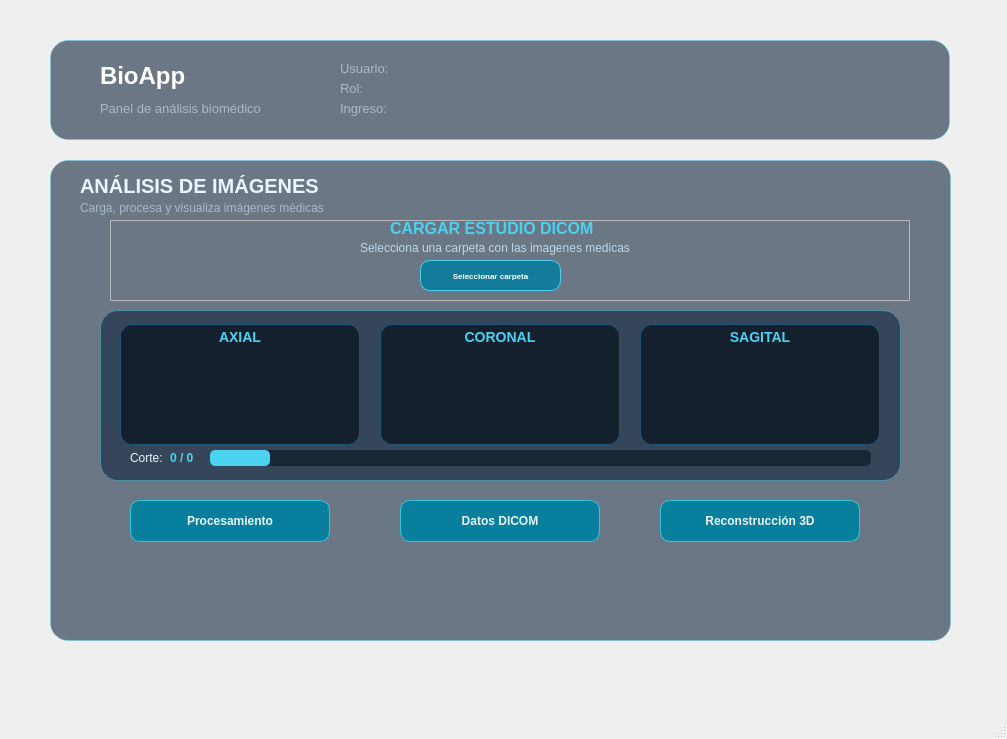
Above: Vista/menurol.ui from EvelynDA2303/BioApp_ before the change. Below: the same form after it.
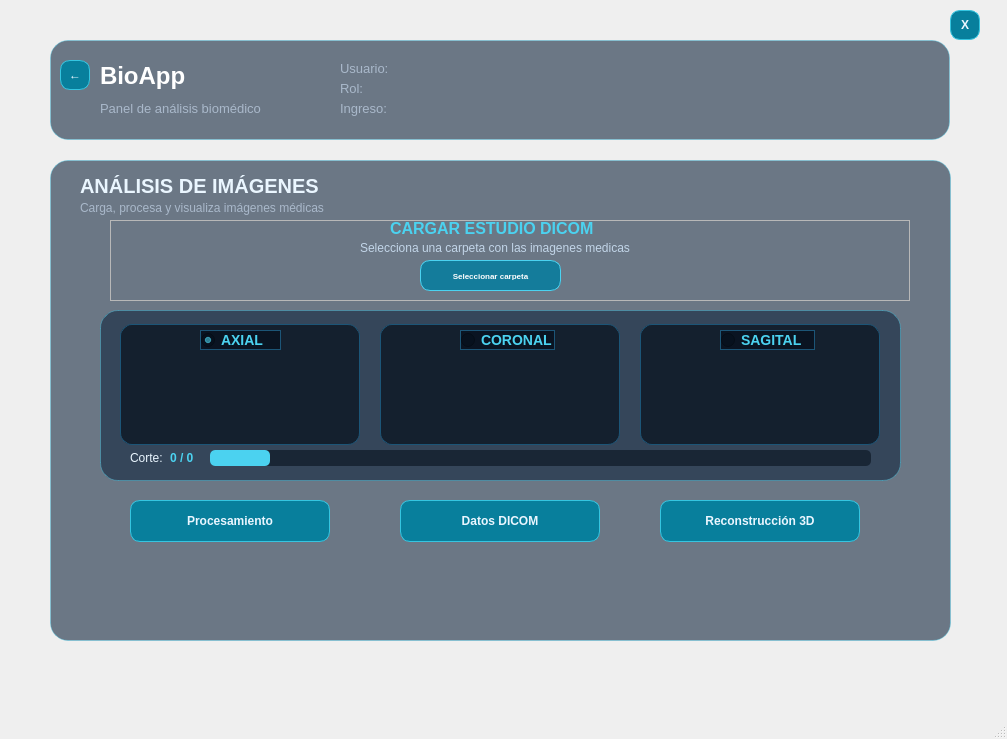
That is the form after the change. Icons and pictures are not drawn.

Diff of the .ui file:
```diff
--- a/Vista/menurol.ui
+++ b/Vista/menurol.ui
@@ -132,6 +132,41 @@
       <string>Ingreso:</string>
      </property>
     </widget>
+    <widget class="QPushButton" name="btnVolver">
+     <property name="geometry">
+      <rect>
+       <x>10</x>
+       <y>20</y>
+       <width>30</width>
+       <height>30</height>
+      </rect>
+     </property>
+     <property name="styleSheet">
+      <string notr="true">
+QPushButton {
+    background-color: #087F9C;
+    color: #EAF6FF;
+    border: 1px solid #36C5E0;
+    border-radius: 10px;
+    font-size: 12px;
+    font-weight: bold;
+    padding: 6px;
+}
+
+QPushButton:hover {
+    background-color: #119DBB;
+    border: 1px solid #70E4F5;
+}
+
+QPushButton:pressed {
+    background-color: #075D75;
+}
+</string>
+     </property>
+     <property name="text">
+      <string>←</string>
+     </property>
+    </widget>
    </widget>
    <widget class="QStackedWidget" name="menuStackedWidget">
     <property name="geometry">
@@ -333,7 +368,7 @@
 }</string>
        </property>
        <property name="text">
-        <string>AXIAL</string>
+        <string/>
        </property>
        <property name="alignment">
         <set>Qt::AlignHCenter|Qt::AlignTop</set>
@@ -359,7 +394,7 @@
 }</string>
        </property>
        <property name="text">
-        <string>CORONAL</string>
+        <string/>
        </property>
        <property name="alignment">
         <set>Qt::AlignHCenter|Qt::AlignTop</set>
@@ -385,7 +420,7 @@
 }</string>
        </property>
        <property name="text">
-        <string>SAGITAL</string>
+        <string/>
        </property>
        <property name="alignment">
         <set>Qt::AlignHCenter|Qt::AlignTop</set>
@@ -470,6 +505,78 @@
         <enum>Qt::Horizontal</enum>
        </property>
       </widget>
+      <widget class="QRadioButton" name="btnAxial">
+       <property name="geometry">
+        <rect>
+         <x>100</x>
+         <y>20</y>
+         <width>81</width>
+         <height>20</height>
+        </rect>
+       </property>
+       <property name="styleSheet">
+        <string notr="true">QRadioButton {
+    background-color: rgba(5, 15, 28, 180);
+    color: #4BD2F0;
+    border: 1px solid #1C5577;
+    border-radius: 12px;
+    font-size: 14px;
+    font-weight: bold;
+}</string>
+       </property>
+       <property name="text">
+        <string>AXIAL</string>
+       </property>
+       <property name="checked">
+        <bool>true</bool>
+       </property>
+      </widget>
+      <widget class="QRadioButton" name="btnCoronal">
+       <property name="geometry">
+        <rect>
+         <x>360</x>
+         <y>20</y>
+         <width>95</width>
+         <height>20</height>
+        </rect>
+       </property>
+       <property name="styleSheet">
+        <string notr="true">QRadioButton {
+    background-color: rgba(5, 15, 28, 180);
+    color: #4BD2F0;
+    border: 1px solid #1C5577;
+    border-radius: 12px;
+    font-size: 14px;
+    font-weight: bold;
+}</string>
+       </property>
+       <property name="text">
+        <string>CORONAL</string>
+       </property>
+      </widget>
+      <widget class="QRadioButton" name="btnSagital">
+       <property name="geometry">
+        <rect>
+         <x>620</x>
+         <y>20</y>
+         <width>95</width>
+         <height>20</height>
+        </rect>
+       </property>
+       <property name="styleSheet">
+        <string notr="true">QRadioButton {
+    background-color: rgba(5, 15, 28, 180);
+    color: #4BD2F0;
+    border: 1px solid #1C5577;
+    border-radius: 12px;
+    font-size: 14px;
+    font-weight: bold;
+}</string>
+       </property>
+       <property name="text">
+        <string>SAGITAL</string>
+       </property>
+      </widget>
      </widget>
      <widget class="QPushButton" name="btnProcesamiento">
       <property name="geometry">
@@ -1218,6 +1325,41 @@
      </widget>
     </widget>
    </widget>
+   <widget class="QPushButton" name="btnCerrar">
+    <property name="geometry">
+     <rect>
+      <x>950</x>
+      <y>10</y>
+      <width>30</width>
+      <height>30</height>
+     </rect>
+    </property>
+    <property name="styleSheet">
+     <string notr="true">
+QPushButton {
+    background-color: #087F9C;
+    color: #EAF6FF;
+    border: 1px solid #36C5E0;
+    border-radius: 10px;
+    font-size: 12px;
+    font-weight: bold;
+    padding: 6px;
+}
+
+QPushButton:hover {
+    background-color: #119DBB;
+    border: 1px solid #70E4F5;
+}
+
+QPushButton:pressed {
+    background-color: #075D75;
+}
+</string>
+    </property>
+    <property name="text">
+     <string>X</string>
+    </property>
+   </widget>
   </widget>
   <widget class="QMenuBar" name="menubar">
    <property name="geometry">
```
Left out of the diff: 2 changed lines with no effect on the pictures.
